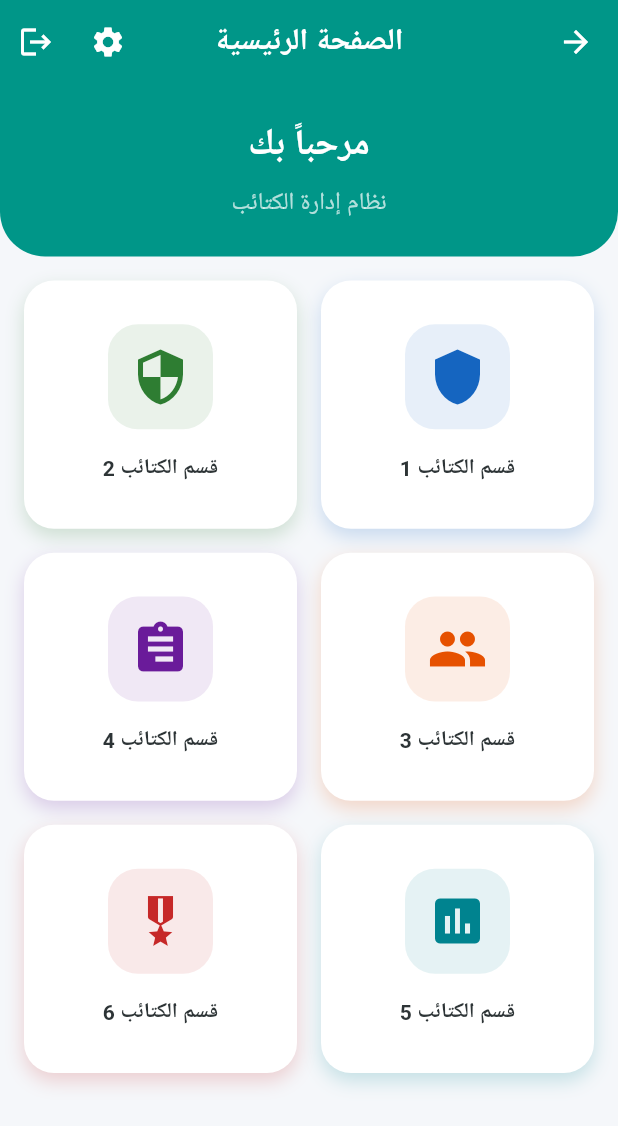
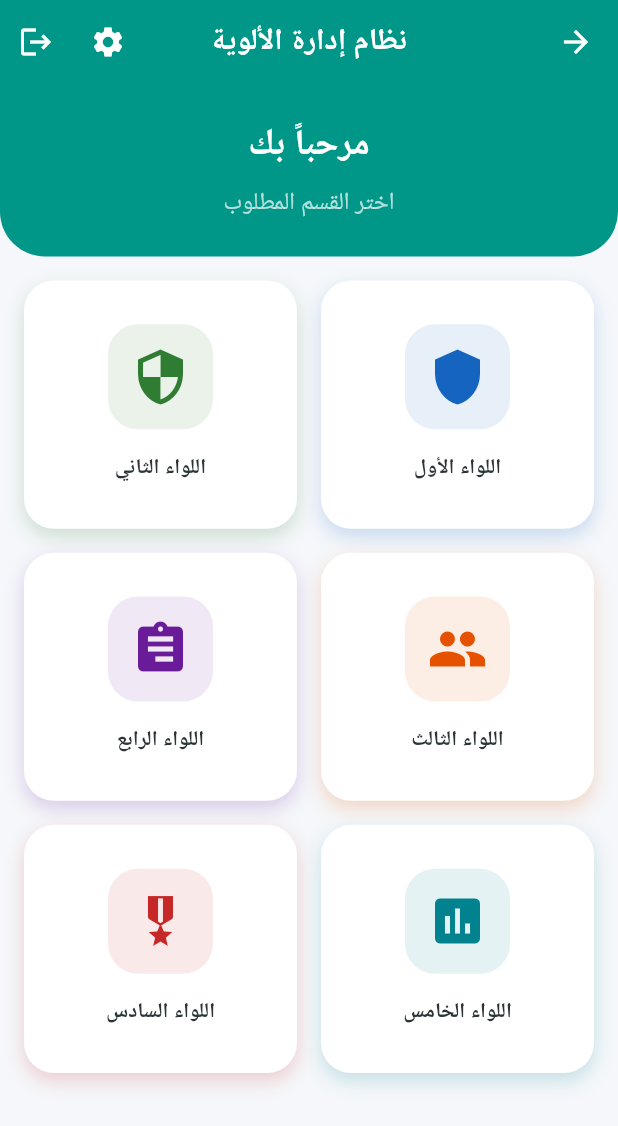
Before and after one commit to raedthawaba/Raed-app, a Flutter app: the HomeScreen screen opened by its route, on a phone screen of 412 x 824 dp. Shown: the top 1126 px of the screen. Run offline on Flutter 3.47's test engine with Material 3 defaults, Android fonts, the phone set to English and light mode, and no system bars; our stand-ins replace google_fonts, shared_preferences; accounts and stored records are empty; Roboto replaces fonts that are missing (Tajawal).

Commit message:
Restore: Full brigade management system with all sections and departments

```diff
--- a/lib/screens/home_screen.dart
+++ b/lib/screens/home_screen.dart
@@ -1,7 +1,7 @@
 import 'package:flutter/material.dart';
 import 'package:google_fonts/google_fonts.dart';
 import '../utils/constants.dart';
-import 'settings_screen.dart';
+import 'department_screen.dart';
 
 class HomeScreen extends StatelessWidget {
   const HomeScreen({super.key});
@@ -12,7 +12,7 @@ class HomeScreen extends StatelessWidget {
       backgroundColor: AppColors.background,
       appBar: AppBar(
         title: Text(
-          'الصفحة الرئيسية',
+          AppStrings.appName,
           style: GoogleFonts.tajawal(
             fontWeight: FontWeight.bold,
           ),
@@ -55,9 +55,9 @@ class HomeScreen extends StatelessWidget {
     return Container(
       width: double.infinity,
       padding: const EdgeInsets.all(AppDimensions.paddingLarge),
-      decoration: BoxDecoration(
+      decoration: const BoxDecoration(
         color: AppColors.primary,
-        borderRadius: const BorderRadius.only(
+        borderRadius: BorderRadius.only(
           bottomLeft: Radius.circular(30),
           bottomRight: Radius.circular(30),
         ),
@@ -65,7 +65,7 @@ class HomeScreen extends StatelessWidget {
       child: Column(
         children: [
           Text(
-            'مرحباً بك',
+            AppStrings.welcomeMessage,
             style: GoogleFonts.tajawal(
               fontSize: 24,
               fontWeight: FontWeight.bold,
@@ -74,7 +74,7 @@ class HomeScreen extends StatelessWidget {
           ),
           const SizedBox(height: AppDimensions.paddingSmall),
           Text(
-            'نظام إدارة الكتائب',
+            AppStrings.selectSection,
             style: GoogleFonts.tajawal(
               fontSize: 16,
               color: Colors.white70,
@@ -86,39 +86,6 @@ class HomeScreen extends StatelessWidget {
   }
 
   Widget _buildSectionsGrid(BuildContext context) {
-    final List<Map<String, dynamic>> sections = [
-      {
-        'title': 'قسم الكتائب 1',
-        'icon': Icons.shield,
-        'color': const Color(0xFF1565C0),
-      },
-      {
-        'title': 'قسم الكتائب 2',
-        'icon': Icons.security,
-        'color': const Color(0xFF2E7D32),
-      },
-      {
-        'title': 'قسم الكتائب 3',
-        'icon': Icons.group,
-        'color': const Color(0xFFE65100),
-      },
-      {
-        'title': 'قسم الكتائب 4',
-        'icon': Icons.assignment,
-        'color': const Color(0xFF6A1B9A),
-      },
-      {
-        'title': 'قسم الكتائب 5',
-        'icon': Icons.assessment,
-        'color': const Color(0xFF00838F),
-      },
-      {
-        'title': 'قسم الكتائب 6',
-        'icon': Icons.military_tech,
-        'color': const Color(0xFFC62828),
-      },
-    ];
-
     return Padding(
       padding: const EdgeInsets.all(AppDimensions.paddingMedium),
       child: GridView.builder(
@@ -128,13 +95,14 @@ class HomeScreen extends StatelessWidget {
           mainAxisSpacing: 16,
           childAspectRatio: 1.1,
         ),
-        itemCount: sections.length,
+        itemCount: BrigadeData.brigades.length,
         itemBuilder: (context, index) {
+          final brigade = BrigadeData.brigades[index];
           return _buildSectionCard(
             context,
-            sections[index]['title'],
-            sections[index]['icon'],
-            sections[index]['color'],
+            brigade.name,
+            brigade.icon,
+            brigade.color,
           );
         },
       ),
@@ -151,7 +119,12 @@ class HomeScreen extends StatelessWidget {
       color: Colors.transparent,
       child: InkWell(
         onTap: () {
-          _showSectionDialog(context, title);
+          Navigator.push(
+            context,
+            MaterialPageRoute(
+              builder: (context) => DepartmentScreen(brigadeName: title),
+            ),
+          );
         },
         borderRadius: BorderRadius.circular(20),
         child: Container(
@@ -204,41 +177,6 @@ class HomeScreen extends StatelessWidget {
     );
   }
 
-  void _showSectionDialog(BuildContext context, String sectionTitle) {
-    showDialog(
-      context: context,
-      builder: (context) => AlertDialog(
-        shape: RoundedRectangleBorder(
-          borderRadius: BorderRadius.circular(20),
-        ),
-        title: Text(
-          sectionTitle,
-          style: GoogleFonts.tajawal(
-            fontWeight: FontWeight.bold,
-          ),
-          textAlign: TextAlign.center,
-        ),
-        content: Text(
-          'سيتم تطوير هذا القسم قريباً',
-          style: GoogleFonts.tajawal(),
-          textAlign: TextAlign.center,
-        ),
-        actions: [
-          TextButton(
-            onPressed: () => Navigator.pop(context),
-            child: Text(
-              'حسناً',
-              style: GoogleFonts.tajawal(
-                color: AppColors.primary,
-                fontWeight: FontWeight.bold,
-              ),
-            ),
-          ),
-        ],
-      ),
-    );
-  }
-
   void _showLogoutDialog(BuildContext context) {
     showDialog(
       context: context,
@@ -247,7 +185,7 @@ class HomeScreen extends StatelessWidget {
           borderRadius: BorderRadius.circular(20),
         ),
         title: Text(
-          'تسجيل الخروج',
+          AppStrings.logout,
           style: GoogleFonts.tajawal(
             fontWeight: FontWeight.bold,
           ),
@@ -277,7 +215,7 @@ class HomeScreen extends StatelessWidget {
               backgroundColor: AppColors.error,
             ),
             child: Text(
-              'تسجيل الخروج',
+              AppStrings.logout,
               style: GoogleFonts.tajawal(),
             ),
           ),
```
